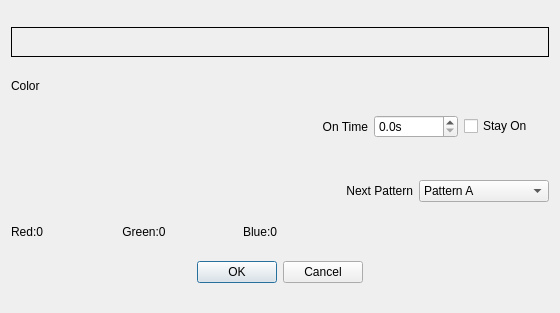
Old version of the form client/LED-ControllerClient/editpatterndialog.ui in the repository bemcgarvey/LED-Controller.
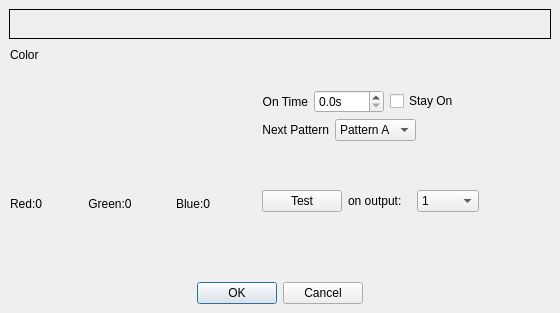
New version of the form. Custom widgets are drawn as their Qt base class.

Commit message:
Added Test button stub to pattern edit dialog
Still needs to transfer pattern to device

Patch:
```diff
--- a/client/LED-ControllerClient/editpatterndialog.ui
+++ b/client/LED-ControllerClient/editpatterndialog.ui
@@ -13,9 +13,15 @@
   <property name="windowTitle">
    <string>Dialog</string>
   </property>
-  <layout class="QVBoxLayout" name="verticalLayout_3">
-   <item>
     <widget class="PatternDisplay" name="patternDisplay">
+   <property name="geometry">
+    <rect>
+     <x>9</x>
+     <y>9</y>
+     <width>542</width>
+     <height>30</height>
+    </rect>
+   </property>
      <property name="maximumSize">
       <size>
        <width>16777215</width>
@@ -29,8 +35,28 @@
       <enum>QFrame::Plain</enum>
      </property>
     </widget>
-   </item>
-   <item>
+  <widget class="QDialogButtonBox" name="buttonBox">
+   <property name="geometry">
+    <rect>
+     <x>197</x>
+     <y>282</y>
+     <width>166</width>
+     <height>22</height>
+    </rect>
+   </property>
+   <property name="standardButtons">
+    <set>QDialogButtonBox::Cancel|QDialogButtonBox::Ok</set>
+   </property>
+  </widget>
+  <widget class="QWidget" name="layoutWidget">
+   <property name="geometry">
+    <rect>
+     <x>10</x>
+     <y>46</y>
+     <width>469</width>
+     <height>166</height>
+    </rect>
+   </property>
     <layout class="QHBoxLayout" name="horizontalLayout_4">
      <item>
       <layout class="QVBoxLayout" name="verticalLayout">
@@ -84,8 +110,34 @@
        </item>
       </layout>
      </item>
+    <item>
+     <spacer name="horizontalSpacer">
+      <property name="orientation">
+       <enum>Qt::Horizontal</enum>
+      </property>
+      <property name="sizeHint" stdset="0">
+       <size>
+        <width>40</width>
+        <height>20</height>
+       </size>
+      </property>
+     </spacer>
+    </item>
      <item>
       <layout class="QVBoxLayout" name="verticalLayout_2">
+      <item>
+       <spacer name="verticalSpacer_2">
+        <property name="orientation">
+         <enum>Qt::Vertical</enum>
+        </property>
+        <property name="sizeHint" stdset="0">
+         <size>
+          <width>20</width>
+          <height>40</height>
+         </size>
+        </property>
+       </spacer>
+      </item>
        <item>
         <layout class="QHBoxLayout" name="horizontalLayout_2">
          <item>
@@ -118,11 +170,24 @@
            </property>
           </widget>
          </item>
+        <item>
+         <spacer name="horizontalSpacer_3">
+          <property name="orientation">
+           <enum>Qt::Horizontal</enum>
+          </property>
+          <property name="sizeHint" stdset="0">
+           <size>
+            <width>20</width>
+            <height>20</height>
+           </size>
+          </property>
+         </spacer>
+        </item>
         </layout>
        </item>
        <item>
-        <layout class="QHBoxLayout" name="horizontalLayout_3">
-         <item>
+       <layout class="QHBoxLayout" name="horizontalLayout_5">
+        <item alignment="Qt::AlignRight">
           <widget class="QLabel" name="label_2">
            <property name="text">
             <string>Next Pattern</string>
@@ -151,20 +216,90 @@
            </item>
           </widget>
          </item>
-        </layout>
+        <item>
+         <spacer name="horizontalSpacer_2">
+          <property name="orientation">
+           <enum>Qt::Horizontal</enum>
+          </property>
+          <property name="sizeHint" stdset="0">
+           <size>
+            <width>40</width>
+            <height>20</height>
+           </size>
+          </property>
+         </spacer>
        </item>
       </layout>
      </item>
-    </layout>
-   </item>
-   <item alignment="Qt::AlignHCenter">
-    <widget class="QDialogButtonBox" name="buttonBox">
-     <property name="standardButtons">
-      <set>QDialogButtonBox::Cancel|QDialogButtonBox::Ok</set>
+      <item>
+       <spacer name="verticalSpacer">
+        <property name="orientation">
+         <enum>Qt::Vertical</enum>
+        </property>
+        <property name="sizeHint" stdset="0">
+         <size>
+          <width>20</width>
+          <height>40</height>
+         </size>
+        </property>
+       </spacer>
+      </item>
+      <item>
+       <layout class="QHBoxLayout" name="horizontalLayout_3">
+        <item>
+         <widget class="QPushButton" name="testPushButton">
+          <property name="text">
+           <string>Test</string>
      </property>
     </widget>
    </item>
-  </layout>
+        <item>
+         <widget class="QLabel" name="label_4">
+          <property name="text">
+           <string>on output:</string>
+          </property>
+         </widget>
+        </item>
+        <item>
+         <widget class="QComboBox" name="testOutputComboBox">
+          <item>
+           <property name="text">
+            <string>1</string>
+           </property>
+          </item>
+          <item>
+           <property name="text">
+            <string>2</string>
+           </property>
+          </item>
+          <item>
+           <property name="text">
+            <string>3</string>
+           </property>
+          </item>
+          <item>
+           <property name="text">
+            <string>4</string>
+           </property>
+          </item>
+          <item>
+           <property name="text">
+            <string>5</string>
+           </property>
+          </item>
+          <item>
+           <property name="text">
+            <string>6</string>
+           </property>
+          </item>
+         </widget>
+        </item>
+       </layout>
+      </item>
+     </layout>
+    </item>
+   </layout>
+  </widget>
  </widget>
  <customwidgets>
   <customwidget>
```
Lines whose indentation alone changed are shown as unchanged. The commit also changes 5 other files.
